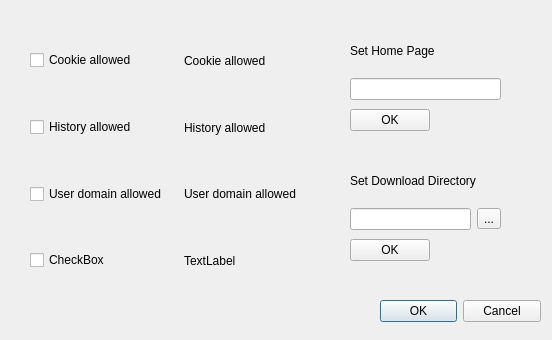
Qt form settings.ui (StuckInTheCode/KODBYDOT) before a commit.
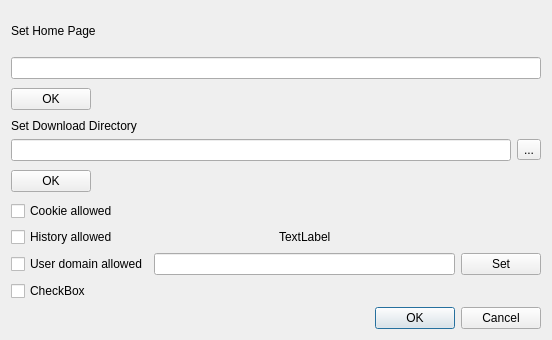
The same form after that commit.

```diff
--- a/settings.ui
+++ b/settings.ui
@@ -13,15 +13,15 @@
   <property name="windowTitle">
    <string>Dialog</string>
   </property>
-  <widget class="QWidget" name="verticalLayoutWidget">
-   <property name="geometry">
-    <rect>
-     <x>350</x>
-     <y>30</y>
-     <width>151</width>
-     <height>104</height>
-    </rect>
-   </property>
+  <layout class="QGridLayout" name="gridLayout">
+   <item row="3" column="1">
+    <widget class="QDialogButtonBox" name="buttonBox">
+     <property name="standardButtons">
+      <set>QDialogButtonBox::Cancel|QDialogButtonBox::Ok</set>
+     </property>
+    </widget>
+   </item>
+   <item row="0" column="1">
    <layout class="QVBoxLayout" name="verticalLayout">
     <item>
      <widget class="QLabel" name="label_5">
@@ -58,113 +58,8 @@
      </layout>
     </item>
    </layout>
-  </widget>
-  <widget class="QDialogButtonBox" name="buttonBox">
-   <property name="geometry">
-    <rect>
-     <x>380</x>
-     <y>300</y>
-     <width>161</width>
-     <height>23</height>
-    </rect>
-   </property>
-   <property name="standardButtons">
-    <set>QDialogButtonBox::Cancel|QDialogButtonBox::Ok</set>
-   </property>
-  </widget>
-  <widget class="QWidget" name="verticalLayoutWidget_2">
-   <property name="geometry">
-    <rect>
-     <x>30</x>
-     <y>30</y>
-     <width>301</width>
-     <height>261</height>
-    </rect>
-   </property>
-   <layout class="QVBoxLayout" name="verticalLayout_2">
-    <item>
-     <layout class="QHBoxLayout" name="horizontalLayout_4">
-      <item>
-       <widget class="QCheckBox" name="m_checkCookie">
-        <property name="text">
-         <string>Cookie allowed</string>
-        </property>
-       </widget>
-      </item>
-      <item>
-       <widget class="QLabel" name="label_4">
-        <property name="text">
-         <string>Cookie allowed</string>
-        </property>
-       </widget>
-      </item>
-     </layout>
-    </item>
-    <item>
-     <layout class="QHBoxLayout" name="horizontalLayout_2">
-      <item>
-       <widget class="QCheckBox" name="m_checkHistory">
-        <property name="text">
-         <string>History allowed</string>
-        </property>
-       </widget>
-      </item>
-      <item>
-       <widget class="QLabel" name="label_2">
-        <property name="text">
-         <string>History allowed</string>
-        </property>
-       </widget>
-      </item>
-     </layout>
-    </item>
-    <item>
-     <layout class="QHBoxLayout" name="horizontalLayout_3">
-      <item>
-       <widget class="QCheckBox" name="m_checkUserDomain">
-        <property name="text">
-         <string>User domain allowed</string>
-        </property>
-       </widget>
-      </item>
-      <item>
-       <widget class="QLabel" name="label_3">
-        <property name="text">
-         <string>User domain allowed</string>
-        </property>
-       </widget>
-      </item>
-     </layout>
-    </item>
-    <item>
-     <layout class="QHBoxLayout" name="horizontalLayout">
-      <item>
-       <widget class="QCheckBox" name="checkBox">
-        <property name="text">
-         <string>CheckBox</string>
-        </property>
-       </widget>
-      </item>
-      <item>
-       <widget class="QLabel" name="label">
-        <property name="text">
-         <string>TextLabel</string>
-        </property>
-       </widget>
-      </item>
-     </layout>
-    </item>
-   </layout>
-  </widget>
-  <widget class="QWidget" name="verticalLayoutWidget_3">
-   <property name="geometry">
-    <rect>
-     <x>350</x>
-     <y>160</y>
-     <width>151</width>
-     <height>104</height>
-    </rect>
-   </property>
+   </item>
+   <item row="2" column="1">
    <layout class="QVBoxLayout" name="verticalLayout_3">
     <item>
      <widget class="QLabel" name="label_6">
@@ -211,8 +106,74 @@
       </item>
      </layout>
     </item>
-   </layout>
-  </widget>
+     <item>
+      <layout class="QGridLayout" name="gridLayout_2">
+       <item row="2" column="0">
+        <layout class="QHBoxLayout" name="horizontalLayout_3">
+         <item>
+          <widget class="QCheckBox" name="m_checkUserDomain">
+           <property name="text">
+            <string>User domain allowed</string>
+           </property>
+          </widget>
+         </item>
+         <item>
+          <widget class="QLineEdit" name="lineEdit"/>
+         </item>
+         <item>
+          <widget class="QPushButton" name="pushButton">
+           <property name="text">
+            <string>Set</string>
+           </property>
+          </widget>
+         </item>
+        </layout>
+       </item>
+       <item row="1" column="0">
+        <layout class="QHBoxLayout" name="horizontalLayout_2">
+         <item>
+          <widget class="QCheckBox" name="m_checkHistory">
+           <property name="text">
+            <string>History allowed</string>
+           </property>
+          </widget>
+         </item>
+         <item>
+          <widget class="QLabel" name="label">
+           <property name="text">
+            <string>TextLabel</string>
+           </property>
+          </widget>
+         </item>
+        </layout>
+       </item>
+       <item row="3" column="0">
+        <layout class="QHBoxLayout" name="horizontalLayout">
+         <item>
+          <widget class="QCheckBox" name="checkBox">
+           <property name="text">
+            <string>CheckBox</string>
+           </property>
+          </widget>
+         </item>
+        </layout>
+       </item>
+       <item row="0" column="0">
+        <layout class="QHBoxLayout" name="horizontalLayout_4">
+         <item>
+          <widget class="QCheckBox" name="m_checkCookie">
+           <property name="text">
+            <string>Cookie allowed</string>
+           </property>
+          </widget>
+         </item>
+        </layout>
+       </item>
+      </layout>
+     </item>
+    </layout>
+   </item>
+  </layout>
  </widget>
  <resources/>
  <connections>
```
Lines whose indentation alone changed are shown as unchanged.
